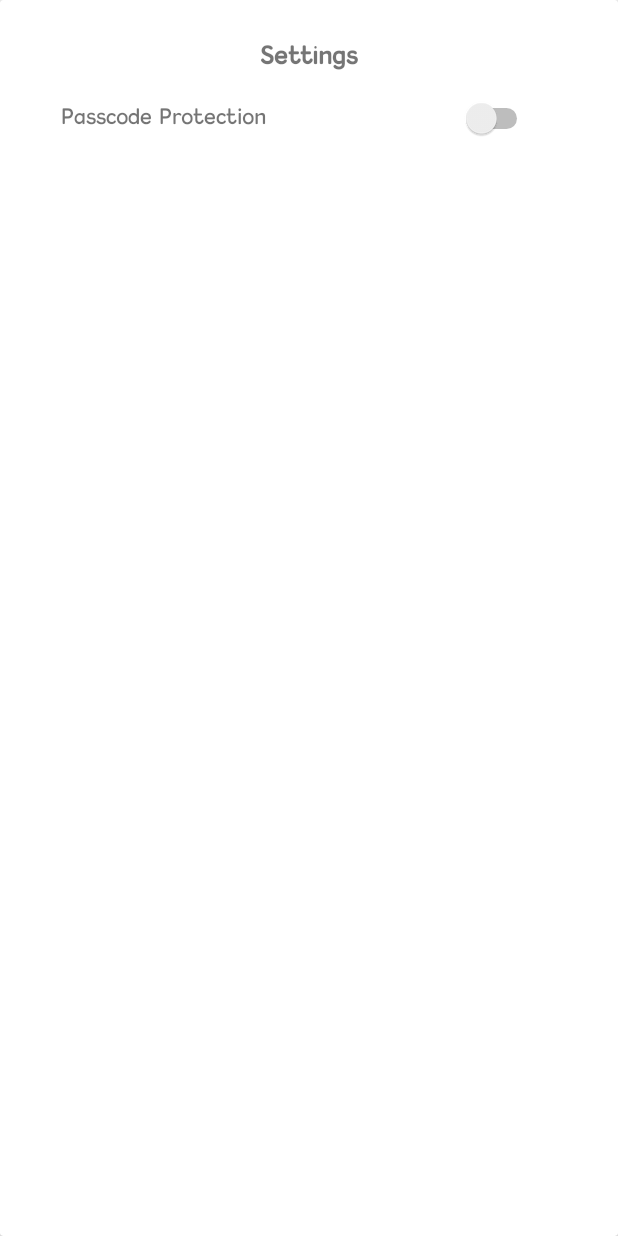
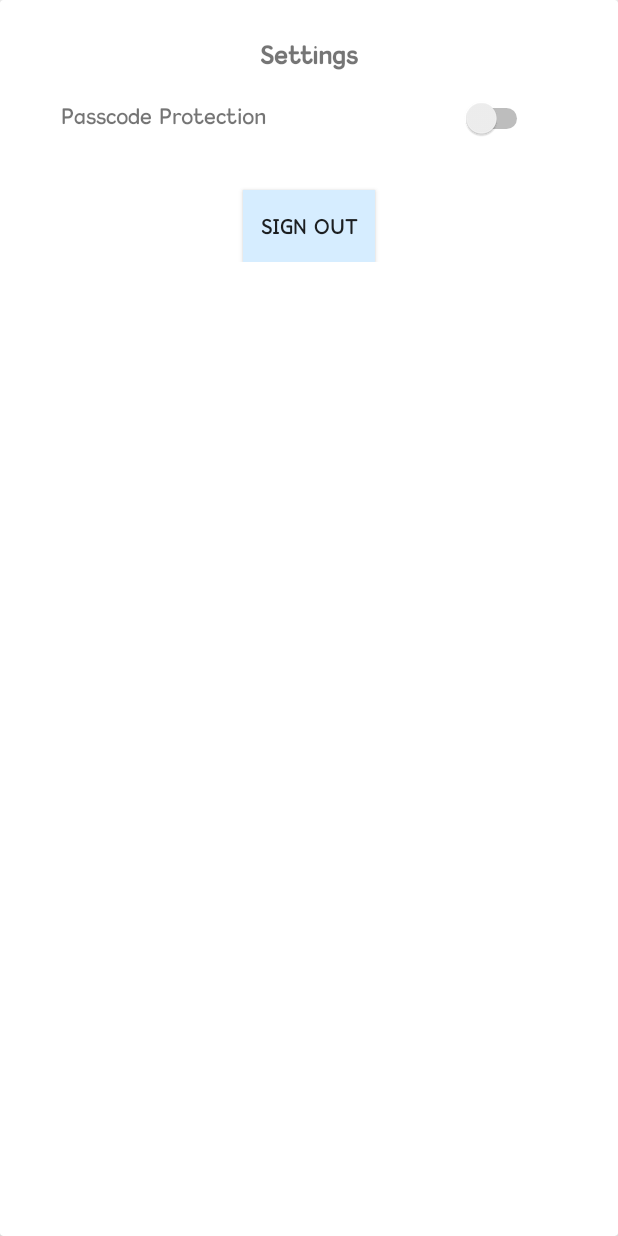
Before and after one commit to olivia-xie/life-track, an Android app: the layout settings_dialog_view.xml on its own in the app's theme, with its tools: preview values and no code run, on a phone screen of 412 x 824 dp. Run offline under Robolectric (Android 15) with nearby library versions, the phone set to English and light mode, and no system bars.

Commit message:
add sign out functionality

```diff
--- a/app/src/main/res/layout/settings_dialog_view.xml
+++ b/app/src/main/res/layout/settings_dialog_view.xml
@@ -32,6 +32,7 @@
                 android:gravity="start"
                 android:paddingStart="15dp"
                 android:paddingTop="20dp"
+                android:paddingBottom="40dp"
                 android:text="@string/passcode_protection" />
 
             <Switch
@@ -42,7 +43,18 @@
                 android:layout_toEndOf="@id/passcodeTextId"
                 android:paddingStart="130dp"
                 android:paddingTop="22dp"
-                android:paddingBottom="5dp" />
+                android:paddingBottom="10dp" />
+
+            <Button
+                android:id="@+id/signOutButtonId"
+                android:layout_width="wrap_content"
+                android:layout_height="wrap_content"
+                android:text="Sign out"
+                android:textSize="13sp"
+                android:fontFamily="@font/kingthings"
+                android:background="@color/colorPrimary"
+                android:layout_below="@+id/passcodeTextId"
+                android:layout_centerInParent="true"/>
 
 
         </RelativeLayout>
```
Also changed, not shown: app/src/main/java/com/example/newdiary/Activities/MainActivity.java (+18 -0 lines).
